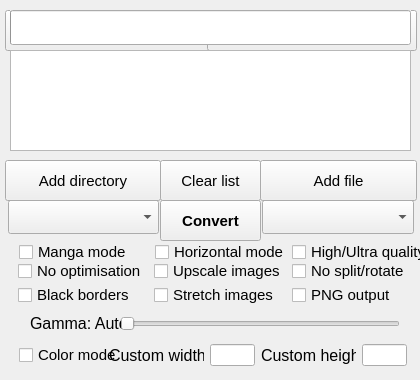
The window that KCC-OSX.ui (ciromattia/kcc) describes before a commit, drawn with Qt 5.
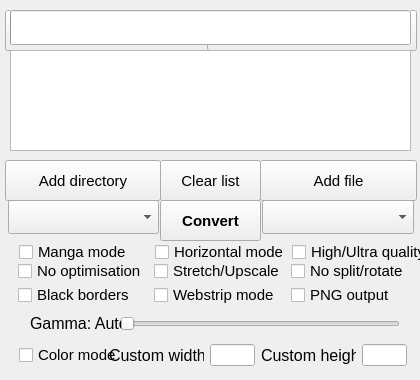
The same window after the commit. Icons and pictures are not drawn.

Commit message: GUI: Added webstrip support

The edit to the form file:
```diff
--- a/KCC-OSX.ui
+++ b/KCC-OSX.ui
@@ -91,7 +91,10 @@
         <string>&lt;html&gt;&lt;head/&gt;&lt;body&gt;&lt;p&gt;&lt;span style=&quot; font-size:12pt;&quot;&gt;Enable image upscaling.&lt;br/&gt;Aspect ratio will be preserved.&lt;/span&gt;&lt;/p&gt;&lt;/body&gt;&lt;/html&gt;</string>
        </property>
        <property name="text">
-        <string>Upscale images</string>
+        <string>Stretch/Upscale</string>
+       </property>
+	   <property name="tristate">
+        <bool>true</bool>
        </property>
       </widget>
      </item>
@@ -109,7 +112,7 @@
         <string>&lt;html&gt;&lt;head/&gt;&lt;body&gt;&lt;p&gt;&lt;span style=&quot; font-size:12pt;&quot;&gt;Enable image stretching.&lt;br/&gt;Aspect ratio will be not preserved.&lt;/span&gt;&lt;/p&gt;&lt;/body&gt;&lt;/html&gt;</string>
        </property>
        <property name="text">
-        <string>Stretch images</string>
+        <string>Webstrip mode</string>
        </property>
       </widget>
      </item>
```
Left out of the diff: 6 changed lines with no effect on the pictures. The commit also changes 5 other files.
